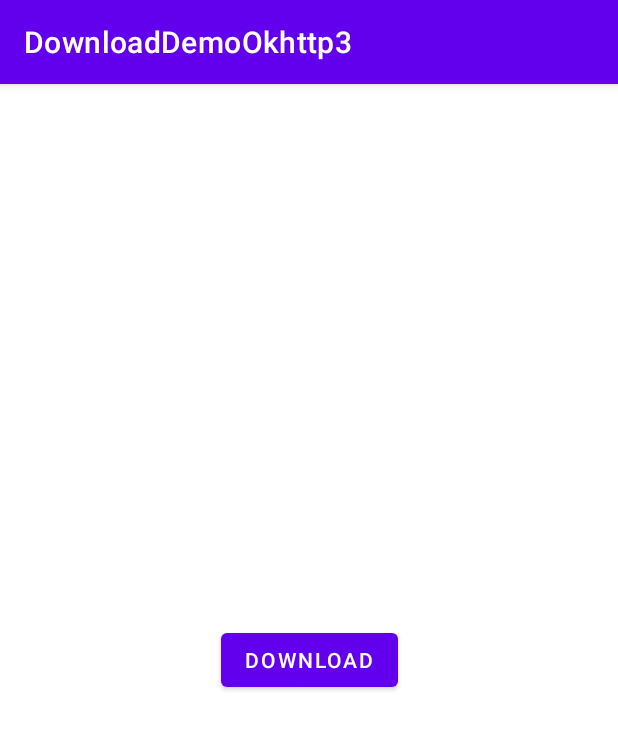
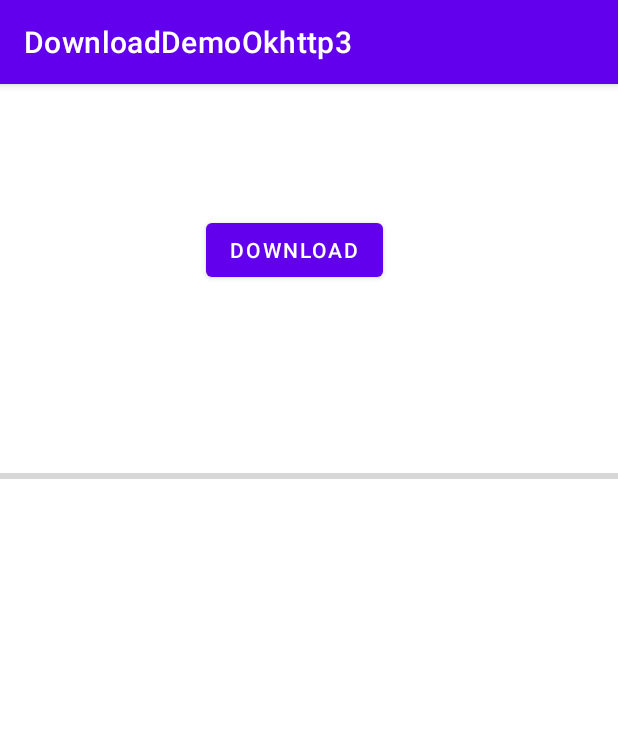
Before and after one commit to yanxiangzhou/AndroidDownloadDemo, an Android app: the screen it shows after launch (MainActivity), after a tap on "DOWNLOAD", on a phone screen of 412 x 824 dp. Shown: the top 729 px of the screen. Run offline under Robolectric (Android 15) with nearby library versions, the phone set to English and light mode, and no system bars.

Commit message:
利用okhttp3 多文件下载带进度条刷新

```diff
--- a/app/src/main/AndroidManifest.xml
+++ b/app/src/main/AndroidManifest.xml
@@ -19,7 +19,7 @@
         android:roundIcon="@mipmap/ic_launcher_round"
         android:supportsRtl="true"
         android:theme="@style/Theme.DownloadDemoOkhttp3"
-        tools:targetApi="31">
+        >
         <activity
             android:name=".MainActivity"
             android:exported="true">
--- /dev/null
+++ b/app/src/main/java/com/example/downloaddemookhttp3/DownloadInfo.java
@@ -0,0 +1,51 @@
+package com.example.downloaddemookhttp3;
+
+public class DownloadInfo {
+
+    private final String fileName;
+    private final String filePath;
+    private final String url;
+
+    public DownloadInfo(Builder builder) {
+        this.fileName = builder.fileName;
+        this.filePath = builder.filePath;
+        this.url = builder.url;
+    }
+
+    public String getUlr() {
+        return this.url;
+    }
+
+    public String getFileName() {
+        return fileName;
+    }
+
+    public String getFilePath() {
+        return filePath;
+    }
+
+    public static class Builder {
+        private String fileName;
+        private String filePath;
+        private String url;
+
+        public Builder setFileName(String fileName) {
+            this.fileName = fileName;
+            return this;
+        }
+
+        public Builder setUrl(String url) {
+            this.url = url;
+            return this;
+        }
+
+        public Builder setFilePath(String filePath) {
+            this.filePath = filePath;
+            return this;
+        }
+
+        public DownloadInfo build() {
+            return new DownloadInfo(this);
+        }
+    }
+}
--- a/app/src/main/java/com/example/downloaddemookhttp3/DownloadUtil.java
+++ b/app/src/main/java/com/example/downloaddemookhttp3/DownloadUtil.java
@@ -21,18 +21,14 @@ import okhttp3.ResponseBody;
  */
 public class DownloadUtil {
     private static final String TAG = DownloadUtil.class.getSimpleName();
-    private static DownloadUtil downloadUtil;
     private volatile static OkHttpClient okHttpClient;
 
+    private static final class DownloadUtilHolder {
+        static final DownloadUtil downloadUtil = new DownloadUtil();
+    }
+
     public static DownloadUtil get() {
-        if (downloadUtil == null) {
-            synchronized (DownloadUtil.class) {
-                if (downloadUtil == null) {
-                    downloadUtil = new DownloadUtil();
-                }
-            }
-        }
-        return downloadUtil;
+        return DownloadUtilHolder.downloadUtil;
     }
 
     public static OkHttpClient getOkHttpClient() {
@@ -63,7 +59,7 @@ public class DownloadUtil {
             public void onResponse(@NonNull Call call, @NonNull Response response) throws IOException {
                 InputStream is = null;
                 byte[] buf = new byte[2048];
-                int len = 0;
+                int len;
                 FileOutputStream fos = null;
                 // 储存下载文件的目录
                 isExistDir(saveDir);
@@ -80,7 +76,7 @@ public class DownloadUtil {
                         sum += len;
                         int progress = (int) (sum * 1.0f / total * 100);
                         // 下载中
-                        listener.onDownloading(progress);
+                        listener.onDownloading(progress, total);
                     }
                     fos.flush();
                     // 下载完成
@@ -139,7 +135,7 @@ public class DownloadUtil {
          * @param progress
          * 下载进度
          */
-        void onDownloading(int progress);
+        void onDownloading(long progress, long totalSize);
 
         /**
          * 下载失败
--- a/app/src/main/java/com/example/downloaddemookhttp3/MainActivity.java
+++ b/app/src/main/java/com/example/downloaddemookhttp3/MainActivity.java
@@ -1,14 +1,18 @@
 package com.example.downloaddemookhttp3;
 
+import android.content.Context;
 import android.os.Bundle;
 import android.os.Looper;
 import android.util.Log;
 import android.view.View;
 import android.widget.Button;
+import android.widget.ProgressBar;
 import android.widget.Toast;
 
 import androidx.appcompat.app.AppCompatActivity;
 
+import java.util.ArrayList;
+import java.util.List;
 import java.util.concurrent.LinkedBlockingQueue;
 import java.util.concurrent.ThreadPoolExecutor;
 import java.util.concurrent.TimeUnit;
@@ -26,35 +30,40 @@ public class MainActivity extends AppCompatActivity {
     );
     Button downloadButton;
 
+    ProgressBar processBar;
+
     @Override
     protected void onCreate(Bundle savedInstanceState) {
         super.onCreate(savedInstanceState);
         setContentView(R.layout.activity_main);
         downloadButton = findViewById(R.id.btn);
-        String url = "https://a1cdc0ff84d68fe256c0fea0c0b101fe.rdt.tfogc.com:49156/downv6.qq.com/qqweb/QQ_1/android_apk/Android_8.9.50.10650_537155547_64.apk?mkey=6436946eaaab5691141c0cfc8be4c986&arrive_key=151749479430&cip=111.175.29.17&proto=https&access_type=";
+        processBar = findViewById(R.id.processBar);
         String dir = MainActivity.this.getFilesDir() + "/download";
         Log.d(TAG, "===> dir = " + dir);
-        String fileName = "QQ.apk";
-        downloadButton.setOnClickListener(new View.OnClickListener() {
-            @Override
-            public void onClick(View v) {
-                executor.execute(new Runnable() {
+        List<DownloadInfo> downloadInfoList = init(MainActivity.this);
+        downloadButton.setOnClickListener(v -> executor.execute(new Runnable() {
             @Override
             public void run() {
-                        DownloadUtil.download(url, dir, fileName, new DownloadUtil.OnDownloadListener() {
+                for (int i = 0 ; i < downloadInfoList.size(); i++) {
+                    String url = downloadInfoList.get(i).getUlr();
+                    String fileName = downloadInfoList.get(i).getFileName();
+                    String filePath = downloadInfoList.get(i).getFilePath();
+                    DownloadUtil.download(url, filePath, fileName, new DownloadUtil.OnDownloadListener() {
                         @Override
                         public void onDownloadSuccess() {
                             //成功
                             Looper.prepare();
                             Toast.makeText(MainActivity.this, "下载成功", Toast.LENGTH_LONG).show();
                             Looper.loop();
+                            processBar.setProgress(100);
                             Log.i("注意", "下载成功");
                         }
 
                         @Override
-                            public void onDownloading(int progress) {
+                        public void onDownloading(long progress, long totalSize) {
+                            processBar.setProgress((int) progress);
                             //进度
-                                Log.i("注意", progress + "%");
+                            Log.i("注意", "url = " + url + " " + "fileName " + fileName + " " + "filePath = " + filePath  + "===> "+  progress + "%");
                         }
 
                         @Override
@@ -65,9 +74,44 @@ public class MainActivity extends AppCompatActivity {
                     });
                 }
 
-                    ;
-                });
             }
-        });
+        }));
+    }
+
+    public static List<DownloadInfo> init(Context context) {
+        String urlQ = "https://a1cdc0ff84d68fe256c0fea0c0b101fe.rdt.tfogc.com:49156/downv6.qq.com/qqweb/QQ_1/android_apk/Android_8.9.50.10650_537155547_64.apk";
+        String urlWeiXin = "https://dldir1.qq.com/weixin/android/weixin8035android2360_arm64_1.apk";
+        String urlTim = "https://downv6.qq.com/qqweb/QQ_1/android_apk/tim_3.5.1.3168_537150355_64.apk";
+        List<String> urlList = new ArrayList<>();
+        urlList.add(urlQ);
+        urlList.add(urlWeiXin);
+        urlList.add(urlTim);
+        String dir = context.getFilesDir() + "/download";
+        List<DownloadInfo> downloadInfoList = new ArrayList<>();
+        for (int i = 0 ; i < urlList.size(); i++) {
+            if (i == 0) {
+                DownloadInfo downloadInfo0 = new DownloadInfo.Builder()
+                        .setFileName("QQ.apk")
+                        .setUrl(urlList.get(i))
+                        .setFilePath(dir)
+                        .build();
+                downloadInfoList.add(downloadInfo0);
+            } else if (i == 1) {
+                DownloadInfo downloadInfo1 = new DownloadInfo.Builder()
+                        .setFileName("QQ.apk")
+                        .setUrl(urlList.get(i))
+                        .setFilePath(dir)
+                        .build();
+                downloadInfoList.add(downloadInfo1);
+            } else {
+                DownloadInfo downloadInfo2 = new DownloadInfo.Builder()
+                        .setFileName("QQ.apk")
+                        .setUrl(urlList.get(i))
+                        .setFilePath(dir)
+                        .build();
+                downloadInfoList.add(downloadInfo2);
             }
         }
+        return downloadInfoList;
+    }
+}
--- a/app/src/main/res/layout/activity_main.xml
+++ b/app/src/main/res/layout/activity_main.xml
@@ -13,10 +13,25 @@
         android:text="@string/download"
         app:layout_constraintBottom_toBottomOf="parent"
         app:layout_constraintEnd_toEndOf="parent"
+        app:layout_constraintHorizontal_bias="0.467"
         app:layout_constraintStart_toStartOf="parent"
         app:layout_constraintTop_toTopOf="parent"
+        app:layout_constraintVertical_bias="0.12"
         tools:ignore="MissingConstraints">
 
     </Button>
 
+    <ProgressBar
+        android:id="@+id/processBar"
+        style="@style/Widget.AppCompat.ProgressBar.Horizontal"
+        android:layout_width="match_parent"
+        android:layout_height="wrap_content"
+        app:layout_constraintBottom_toBottomOf="parent"
+        app:layout_constraintEnd_toEndOf="parent"
+        app:layout_constraintHorizontal_bias="0.0"
+        app:layout_constraintStart_toStartOf="parent"
+        app:layout_constraintTop_toTopOf="parent"
+        android:max="100"
+        app:layout_constraintVertical_bias="0.337" />
+
 </androidx.constraintlayout.widget.ConstraintLayout>
```
Lines whose indentation alone changed are shown as unchanged.
